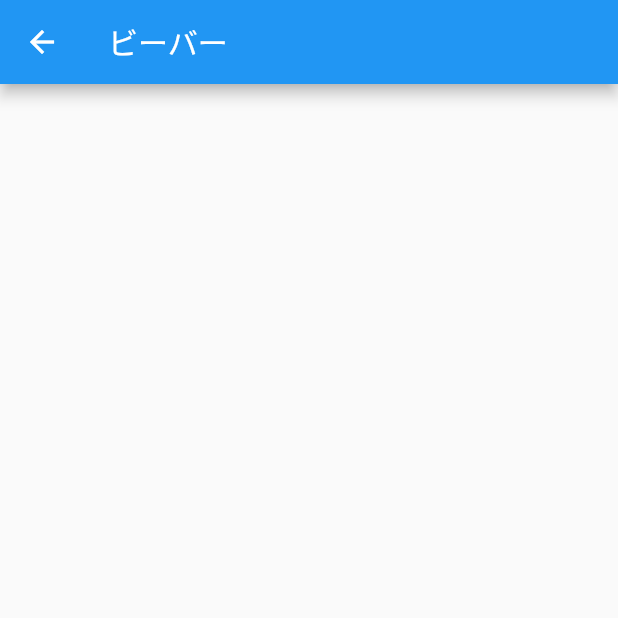
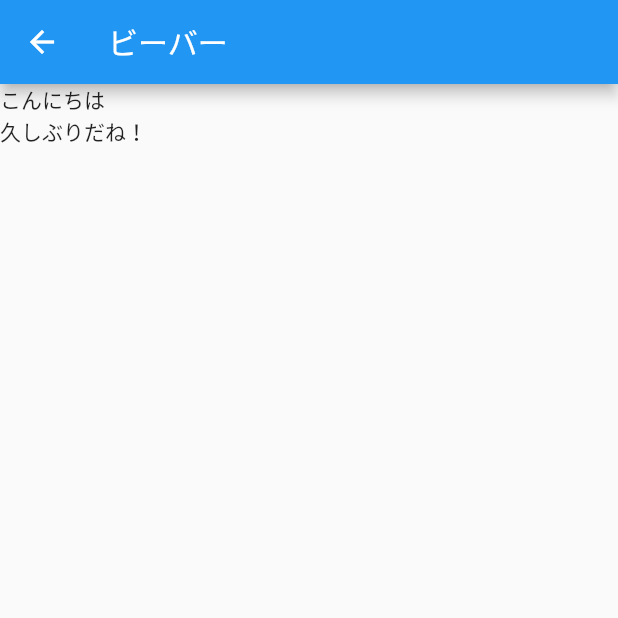
Before and after one commit to RYOTA2528/Firebase-DB-Storage-_in_Flutter, a Flutter app: the screen it shows after launch, after a tap on "ビーバー", on a phone screen of 412 x 824 dp, the top half of it. Run offline on Flutter 3.47's test engine with Material 2 defaults, Android fonts, the phone set to English and light mode, and no system bars; network calls fail.

Commit message:
TalkRoomPageでのトーク雛形の作成・DateTime型を使用するためintlライブラリの導入

```diff
--- a/lib/pages/talk_room_page.dart
+++ b/lib/pages/talk_room_page.dart
@@ -1,3 +1,4 @@
+import 'package:firebase/model/message.dart';
 import 'package:flutter/cupertino.dart';
 import 'package:flutter/material.dart';
 
@@ -10,10 +11,25 @@ class TalkRoomPage extends StatefulWidget {
 }
 
 class _TalkRoomPageState extends State<TalkRoomPage> {
+  List<Message> messageList = [
+    Message(message: "こんにちは", isMe: true, sendTime: DateTime.now()),
+    Message(message: "久しぶりだね！", isMe: false, sendTime: DateTime.now()),
+  ];
   @override
   Widget build(BuildContext context) {
     return Scaffold(
       appBar: AppBar(title: Text(widget.name)),
+      body: ListView.builder(
+          itemCount: messageList.length,
+          itemBuilder: (context, index) {
+            return Row(
+              children: [
+                Text(messageList[index].message),
+                Text("")
+              ],
+            );
+          }
+      ),
     );
   }
 }
--- a/pubspec.yaml
+++ b/pubspec.yaml
@@ -34,6 +34,7 @@ dependencies:
   # The following adds the Cupertino Icons font to your application.
   # Use with the CupertinoIcons class for iOS style icons.
   cupertino_icons: ^1.0.2
+  intl: any
 
 dev_dependencies:
   flutter_test:
```
Also changed, not shown: pubspec.lock.
